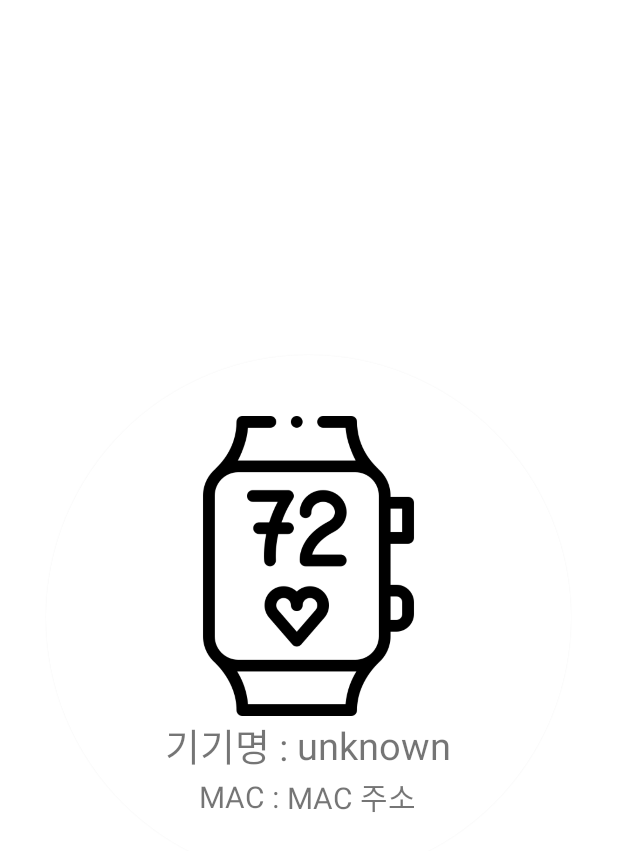
After one commit to LeeJin0527/realtime-blood-pressure-measurement, an Android app: the layout bledeviceitem.xml on its own in the app's theme, with its tools: preview values and no code run, on a phone screen of 412 x 824 dp. The commit adds this screen. Shown: the top 851 px of the screen. Run offline under Robolectric (Android 15) with nearby library versions, the phone set to English and light mode, and no system bars.

Commit message:
application part is really really done

```diff
--- a/application-ver2/app/src/main/AndroidManifest.xml
+++ b/application-ver2/app/src/main/AndroidManifest.xml
@@ -4,6 +4,8 @@
 
     <uses-permission android:name="android.permission.BLUETOOTH" />
     <uses-permission android:name="android.permission.BLUETOOTH_ADMIN" />
+    <uses-permission android:name="android.permission.ACCESS_FINE_LOCATION"/>
+    <uses-permission android:name="android.permission.ACCESS_COARSE_LOCATION"/>
 
     <application
         android:allowBackup="true"
--- a/application-ver2/app/src/main/java/com/example/heartbeat/BluetoothLeService.java
+++ b/application-ver2/app/src/main/java/com/example/heartbeat/BluetoothLeService.java
@@ -90,7 +90,7 @@ public class BluetoothLeService extends Service {
         @Override
         public void onCharacteristicWrite(BluetoothGatt gatt, BluetoothGattCharacteristic characteristic, int status) {
             super.onCharacteristicWrite(gatt, characteristic, status);
-        }//이게 맞는지는 모르겟지만 추가해봄.
+        }
 
         @Override
         public void onServicesDiscovered(BluetoothGatt gatt, int status) {
@@ -105,7 +105,6 @@ public class BluetoothLeService extends Service {
         public void onCharacteristicRead(BluetoothGatt gatt,
                                          BluetoothGattCharacteristic characteristic,
                                          int status) {
-            //Log.i(TAG, "READ콜백함수 트리거");
             if (status == BluetoothGatt.GATT_SUCCESS) {
                 broadcastUpdate(ACTION_DATA_AVAILABLE, characteristic);
             }
@@ -121,7 +120,7 @@ public class BluetoothLeService extends Service {
             for(final byte tmp : original){
                 sb.append(String.format("%02x", tmp&0xff));
             }
-            Log.i(TAG, "변환 : "+ sb.toString());
+            //Log.i(TAG, "변환 : "+ sb.toString());
         }
     };
 
--- a/application-ver2/app/src/main/java/com/example/heartbeat/MenuActivity.java
+++ b/application-ver2/app/src/main/java/com/example/heartbeat/MenuActivity.java
@@ -295,7 +295,7 @@ public void process_data(byte[] data){
         }
         else if(mode.equals("ecg")){
             ecgData.setPacket(data);
-            valueForGraph = ecgData.getEcg1() * 0.0001;
+            valueForGraph = ecgData.getEcg1();
             ecgRtoRField.setText(String.valueOf(ecgData.getRtoR()));
             ecgRtoRBpmField.setText(String.valueOf(ecgData.getRtoRBpm()));
         }
--- /dev/null
+++ b/application-ver2/app/src/main/res/layout/bledeviceitem.xml
@@ -0,0 +1,94 @@
+<?xml version="1.0" encoding="utf-8"?>
+<RelativeLayout xmlns:android="http://schemas.android.com/apk/res/android"
+    xmlns:card_view="http://schemas.android.com/apk/res-auto"
+    android:layout_width="match_parent"
+    android:layout_height="match_parent"
+    >
+
+    <LinearLayout
+        android:layout_width="match_parent"
+        android:layout_height="match_parent"
+        android:gravity="center"
+        >
+    <androidx.cardview.widget.CardView
+        android:id="@+id/card_view"
+        android:layout_gravity="center"
+        android:layout_width="350dp"
+        android:layout_height="350dp"
+        android:layout_margin="8dp"
+        card_view:cardCornerRadius="200dp">
+
+<LinearLayout
+    android:layout_width="match_parent"
+    android:layout_height="match_parent"
+    android:orientation="vertical"
+    android:gravity="center"
+    >
+
+        <ImageView
+            android:id="@+id/imageView"
+            android:layout_width="match_parent"
+            android:layout_height="200dp"
+            android:layout_gravity="center"
+            card_view:srcCompat="@drawable/hart_rate_monitor"/>
+
+
+
+
+
+    <LinearLayout
+        android:layout_width="match_parent"
+        android:layout_height="wrap_content"
+        android:gravity="center"
+        >
+
+
+        <TextView
+            android:layout_width="wrap_content"
+            android:layout_height="wrap_content"
+            android:textSize="25dp"
+            android:text="기기명 : "
+            />
+            <TextView
+                android:layout_width="wrap_content"
+                android:layout_height="wrap_content"
+                android:textSize="25dp"
+                android:text="unknown"
+                android:id="@+id/device_item_name"
+
+                />
+
+
+
+        </LinearLayout>
+
+    <LinearLayout
+        android:layout_width="match_parent"
+        android:layout_height="wrap_content"
+        android:gravity="center"
+        >
+
+        <TextView
+            android:layout_width="wrap_content"
+            android:layout_height="wrap_content"
+            android:textSize="20dp"
+            android:text="MAC : "
+
+            />
+        <TextView
+            android:layout_width="wrap_content"
+            android:layout_height="wrap_content"
+            android:textSize="20dp"
+            android:text="MAC 주소"
+            android:id="@+id/device_item_mac"
+
+            />
+
+
+    </LinearLayout>
+</LinearLayout>
+
+
+    </androidx.cardview.widget.CardView>
+    </LinearLayout>
+</RelativeLayout>
```
Also changed, not shown: application-ver2/app/build.gradle (+6 -1 lines), application-ver2/app/src/main/java/com/example/heartbeat/BLEDataAdapter.java (added, +98 -0 lines), application-ver2/app/src/main/java/com/example/heartbeat/ECG/ECGData.java (+33 -10 lines), application-ver2/app/src/main/java/com/example/heartbeat/ECG/FragmentECG.java (+12 -1 lines), application-ver2/app/src/main/java/com/example/heartbeat/ECG/RealTimeGraphECG.java (+12 -3 lines), application-ver2/app/src/main/java/com/example/heartbeat/MainActivity.java (+118 -87 lines), application-ver2/app/src/main/java/com/example/heartbeat/ViewHolder.java (added, +46 -0 lines), application-ver2/app/src/main/res/drawable/mainbackground.xml (added, +15 -0 lines), application-ver2/app/src/main/res/layout/mainactivity_recyclerview.xml (added, +11 -0 lines), application-ver2/app/src/main/res/menu/main.xml (+6 -4 lines), application-ver2/app/src/main/res/drawable/hart_rate_monitor.png (added).
